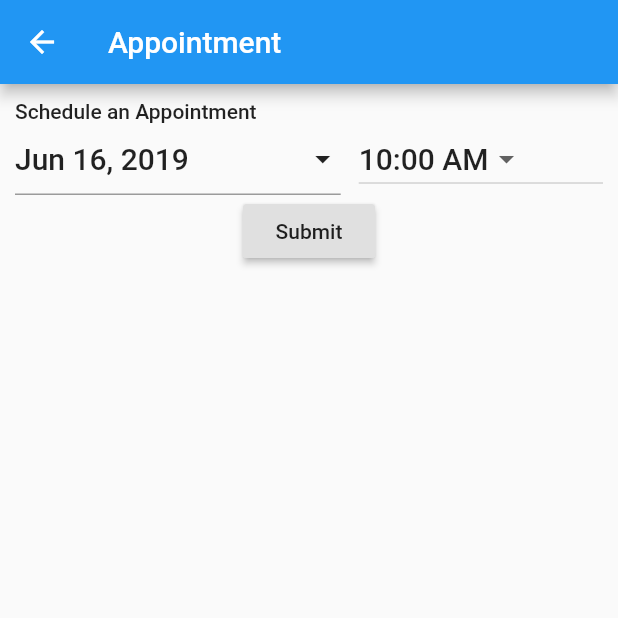
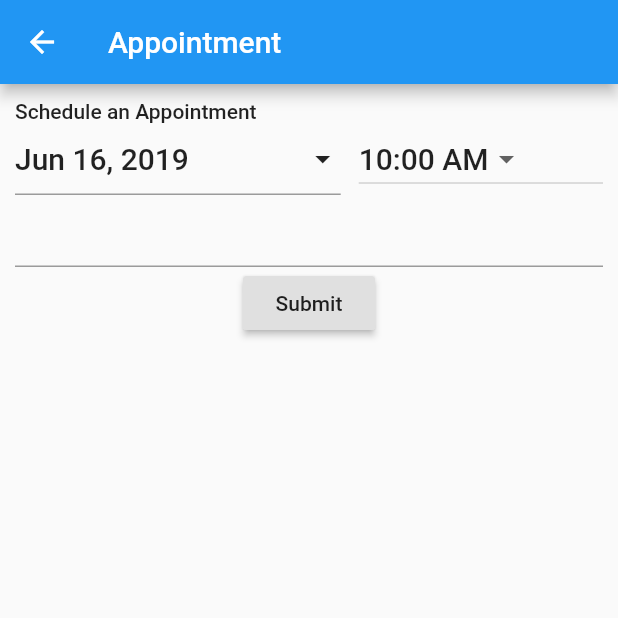
Before and after one commit to alaksej/flutter_only_kids, a Flutter app: the AppointmentPage screen opened directly, after a tap on "Submit", on a phone screen of 412 x 824 dp, the top half of it. Run offline on Flutter 3.47's test engine with Material 2 defaults, Android fonts, the phone set to English and light mode, and no system bars; our stand-ins replace bloc, cloud_firestore, firebase_analytics, flutter_bloc, rxdart; accounts and stored records are empty.

```diff
--- a/lib/screens/appointment_page.dart
+++ b/lib/screens/appointment_page.dart
@@ -1,5 +1,6 @@
 import 'package:flutter/material.dart';
 import 'package:intl/intl.dart';
+import 'package:cloud_firestore/cloud_firestore.dart';
 
 class AppointmentPage extends StatefulWidget {
   @override
@@ -9,7 +10,7 @@ class AppointmentPage extends StatefulWidget {
 class _AppointmentPageState extends State<AppointmentPage> {
   DateTime _selectedDate = DateTime.now();
   TimeOfDay _selectedTime = _DateTimePicker.timeSlots[0];
-
+  TextEditingController _textEditingController = TextEditingController();
   @override
   Widget build(BuildContext context) {
     return Scaffold(
@@ -43,15 +44,24 @@ class _AppointmentPageState extends State<AppointmentPage> {
                 });
               },
             ),
+            TextField(
+              controller: _textEditingController,
+            ),
             RaisedButton(
               onPressed: () {
-                print(DateTime(
+                final picked = DateTime(
                   _selectedDate.year,
                   _selectedDate.month,
                   _selectedDate.day,
                   _selectedTime.hour,
                   _selectedTime.minute,
-                ));
+                );
+                final String name = _textEditingController.text;
+                print('Creating appointment for $name on $picked');
+                Firestore.instance
+                    .collection('appointments')
+                    .document()
+                    .setData({'name': name, 'datetime': picked});
               },
               child: Text('Submit'),
             ),
```
Also changed, not shown: pubspec.yaml (+6 -5 lines), pubspec.lock, 1 other file.
